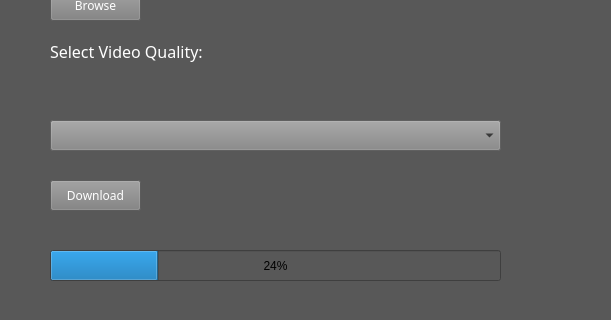
SamCadet/DownloadItAll, file downloaditall.ui: the form before one commit; both pictures show x 0 to 611 and y 270 to 590 of the 1137 by 590 pixel window.
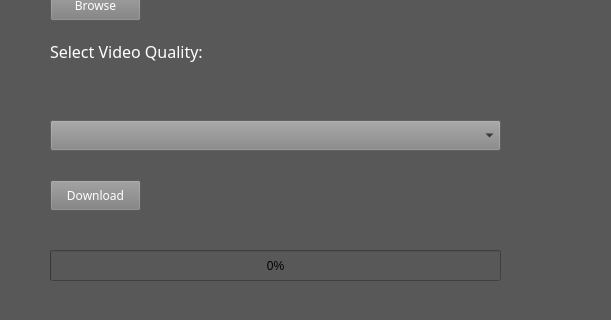
The form after the commit.

Commit message: Fifth Commit, still working on combining audio and video

```diff
--- a/downloaditall.ui
+++ b/downloaditall.ui
@@ -158,7 +158,7 @@
      </rect>
     </property>
     <property name="value">
-     <number>24</number>
+     <number>0</number>
     </property>
     <property name="alignment">
      <set>Qt::AlignBottom|Qt::AlignHCenter</set>
```
The commit also changes 2 other files.
